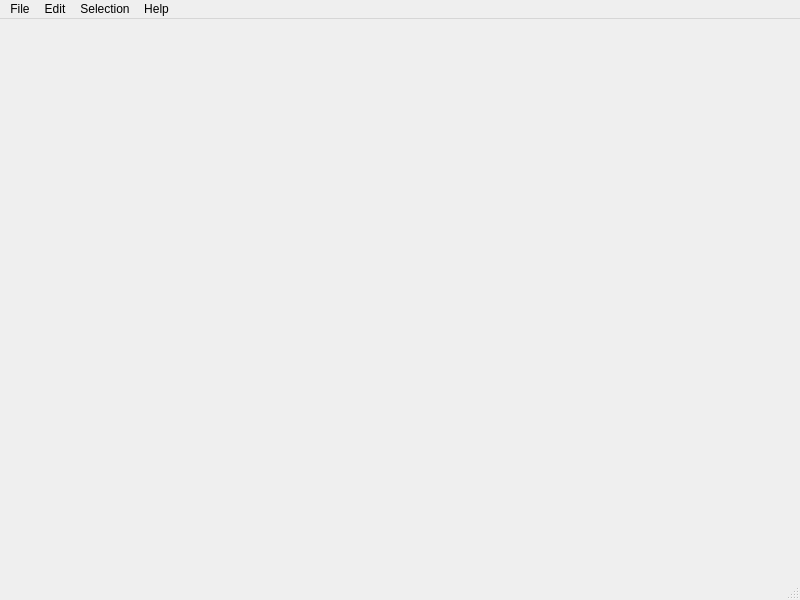
First picture: the form in unvisualkode.ui, repository Lamplions123/UnvisualKode, before the edit.
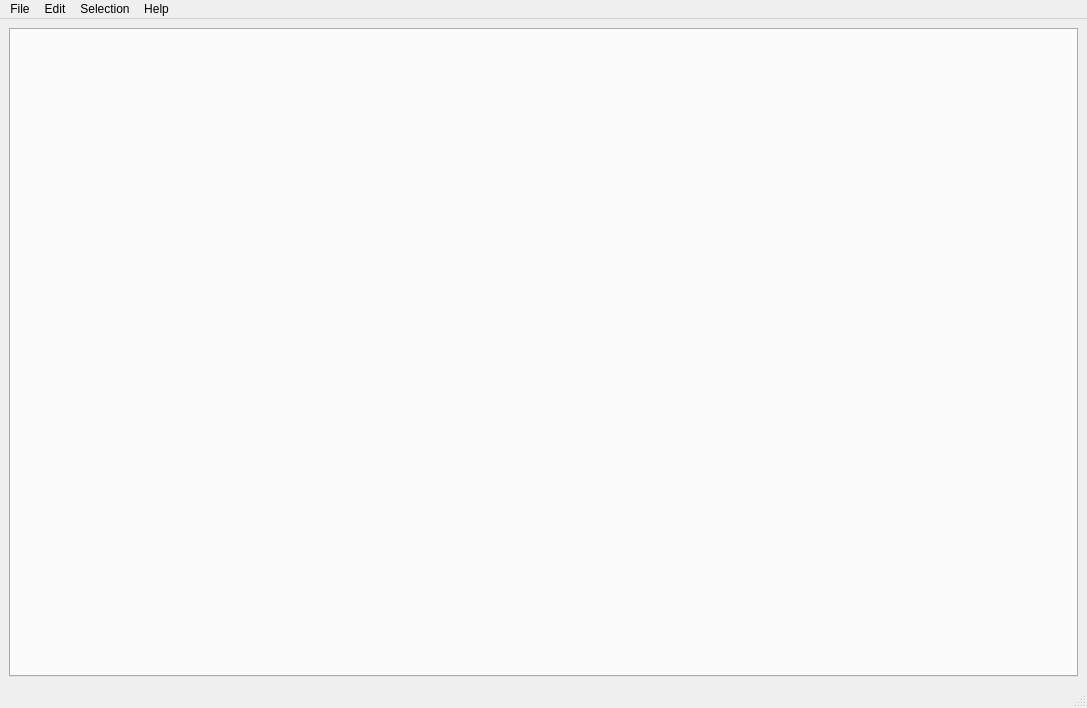
Second picture: the form after the edit.

Commit message: save/load, a dummy "about" window

```diff
--- a/unvisualkode.ui
+++ b/unvisualkode.ui
@@ -6,21 +6,31 @@
    <rect>
     <x>0</x>
     <y>0</y>
-    <width>800</width>
-    <height>600</height>
+    <width>1087</width>
+    <height>708</height>
    </rect>
   </property>
   <property name="windowTitle">
    <string>UnvisualKode</string>
   </property>
-  <widget class="QWidget" name="centralwidget"/>
+  <widget class="QWidget" name="centralwidget">
+   <layout class="QGridLayout" name="gridLayout">
+    <item row="0" column="0">
+     <widget class="QTabWidget" name="tabWidget">
+      <property name="currentIndex">
+       <number>-1</number>
+      </property>
+     </widget>
+    </item>
+   </layout>
+  </widget>
   <widget class="QStatusBar" name="statusbar"/>
   <widget class="QMenuBar" name="menubar">
    <property name="geometry">
     <rect>
      <x>0</x>
      <y>0</y>
-     <width>800</width>
+     <width>1087</width>
      <height>23</height>
     </rect>
    </property>
```
Left out of the diff: 10 changed lines with no effect on the pictures. The commit also changes 6 other files.
